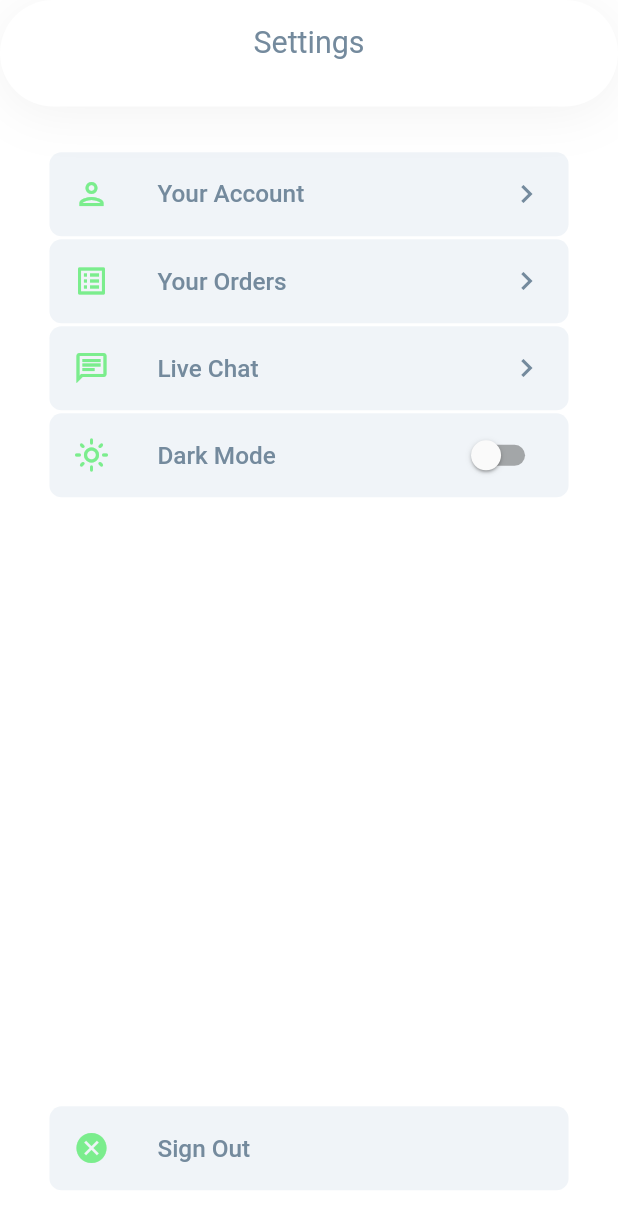
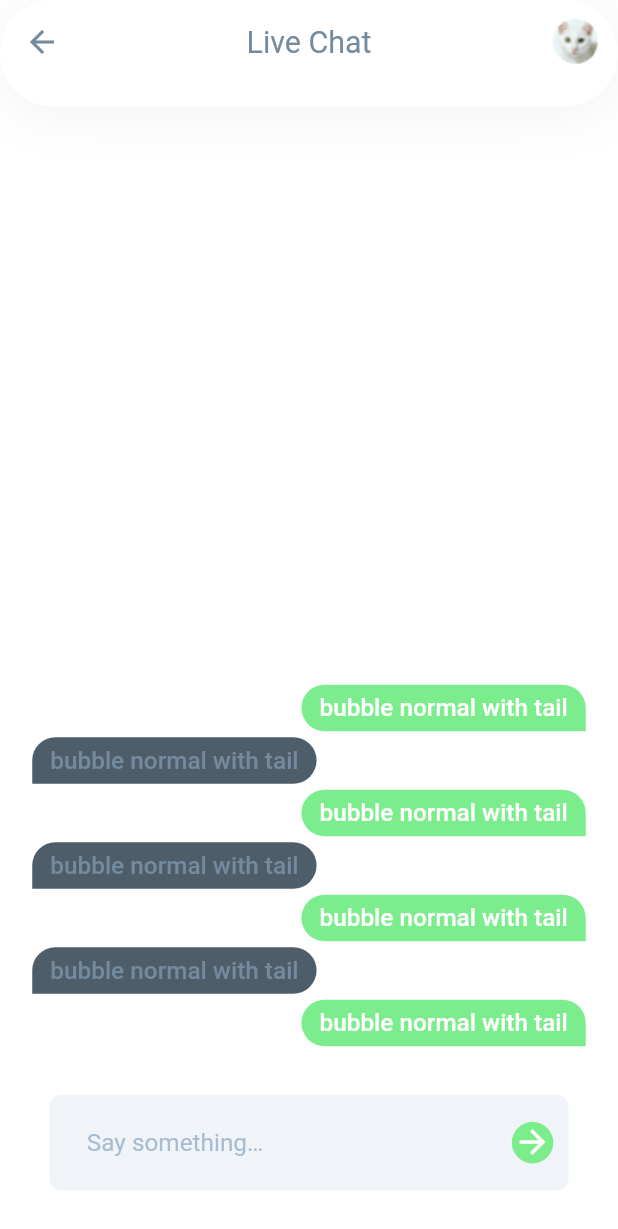
Before and after one commit to applevinc/fresh_food, a Flutter app: the SettingsScreen screen opened directly, after a tap on "Live Chat", on a phone screen of 412 x 824 dp. Shown: the top 1229 px of the screen. Run offline on Flutter 3.47's test engine with Material 2 defaults, Android fonts, the light colour scheme and no system bars; drawn by our look-alikes of chat_bubbles; our stand-ins replace bubble_tab_indicator, dio, flutter_screenutil, get_it, tuple.

Commit message:
added live chat screen

```diff
--- a/lib/src/core/assets/images.dart
+++ b/lib/src/core/assets/images.dart
@@ -9,4 +9,5 @@ class AppImages {
   static const String checkbox = "assets/images/checkbox.png";
   static const String unCheckbox = "assets/images/uncheckbox.png";
   static const String debitCard = "assets/images/debit-card.png";
+  static const String cat = "assets/images/cat.png";
 }
--- a/lib/src/core/widgets/appbar.dart
+++ b/lib/src/core/widgets/appbar.dart
@@ -72,15 +72,19 @@ class TabBarContainer extends StatelessWidget implements PreferredSizeWidget {
 }
 
 class CustomAppBar1 extends StatelessWidget implements PreferredSizeWidget {
-  const CustomAppBar1(
-      {Key key, @required this.title, this.automaticallyImplyLeading = false})
-      : super(key: key);
+  const CustomAppBar1({
+    Key key,
+    @required this.title,
+    this.automaticallyImplyLeading = false,
+    this.actions,
+  }) : super(key: key);
 
   @override
   Size get preferredSize => Size.fromHeight(70.h);
 
   final String title;
   final bool automaticallyImplyLeading;
+  final List<Widget> actions;
 
   @override
   Widget build(BuildContext context) {
@@ -89,6 +93,7 @@ class CustomAppBar1 extends StatelessWidget implements PreferredSizeWidget {
       child: CustomAppBar(
         title: title,
         automaticallyImplyLeading: automaticallyImplyLeading,
+        actions: actions,
       ),
     );
   }
--- a/lib/src/core/widgets/textfield.dart
+++ b/lib/src/core/widgets/textfield.dart
@@ -5,10 +5,12 @@ class CustomTextFormField extends StatelessWidget {
     Key key,
     @required this.hintText,
     this.prefixIcon,
+    this.surfixIcon,
   }) : super(key: key);
 
   final String hintText;
   final Widget prefixIcon;
+  final Widget surfixIcon;
 
   @override
   Widget build(BuildContext context) {
@@ -16,6 +18,7 @@ class CustomTextFormField extends StatelessWidget {
       decoration: InputDecoration(
         hintText: hintText,
         prefixIcon: prefixIcon,
+        suffixIcon: surfixIcon,
       ),
       // The validator receives the text that the user has entered.
       // validator: (value) {
--- /dev/null
+++ b/lib/src/settings/view/screens/live_chat/components/enter_message_field.dart
@@ -0,0 +1,37 @@
+import 'package:flutter/material.dart';
+import 'package:flutter_screenutil/flutter_screenutil.dart';
+import 'package:fresh_food_ui/src/core/style/colors.dart';
+import 'package:fresh_food_ui/src/core/widgets/textfield.dart';
+
+class EnterMessageField extends StatelessWidget {
+  const EnterMessageField({
+    Key key,
+  }) : super(key: key);
+
+  @override
+  Widget build(BuildContext context) {
+    return Padding(
+      padding: EdgeInsets.only(left: 30.w, right: 30.w, bottom: 30.h),
+      child: CustomTextFormField(
+        hintText: 'Say something…',
+        surfixIcon: GestureDetector(
+          onTap: () {
+            // SEND MESSAGE
+          },
+          child: Container(
+            margin: EdgeInsets.all(10.sp),
+            decoration: BoxDecoration(
+              color: AppColors.green,
+              shape: BoxShape.circle,
+            ),
+            child: Icon(
+              Icons.arrow_forward,
+              color: Colors.white,
+              size: 25.sp,
+            ),
+          ),
+        ),
+      ),
+    );
+  }
+}
--- /dev/null
+++ b/lib/src/settings/view/screens/live_chat/components/message_stream.dart
@@ -0,0 +1,41 @@
+import 'package:chat_bubbles/chat_bubbles.dart';
+import 'package:flutter/material.dart';
+import 'package:flutter_screenutil/flutter_screenutil.dart';
+import 'package:fresh_food_ui/src/core/style/colors.dart';
+
+class MessageStream extends StatelessWidget {
+  const MessageStream({
+    Key key,
+  }) : super(key: key);
+
+  @override
+  Widget build(BuildContext context) {
+    return Expanded(
+      child: ListView.builder(
+        padding: EdgeInsets.symmetric(horizontal: 5.w, vertical: 30.h),
+        reverse: true,
+        itemCount: 7,
+        itemBuilder: (BuildContext context, int index) {
+          if (index % 2 == 0) {
+            return BubbleNormal(
+              text: 'bubble normal with tail',
+              isSender: true,
+              color: AppColors.green,
+              tail: true,
+              textStyle:
+                  Theme.of(context).textTheme.bodyText1.copyWith(color: Colors.white),
+            );
+          }
+
+          return BubbleNormal(
+            text: 'bubble normal with tail',
+            isSender: false,
+            color: AppColors.dark_grey,
+            tail: true,
+            textStyle: Theme.of(context).textTheme.bodyText1,
+          );
+        },
+      ),
+    );
+  }
+}
--- /dev/null
+++ b/lib/src/settings/view/screens/live_chat/live_chat.dart
@@ -0,0 +1,28 @@
+import 'package:flutter/material.dart';
+import 'package:fresh_food_ui/src/core/assets/images.dart';
+import 'package:fresh_food_ui/src/core/widgets/appbar.dart';
+import 'package:fresh_food_ui/src/settings/view/screens/live_chat/components/enter_message_field.dart';
+import 'package:fresh_food_ui/src/settings/view/screens/live_chat/components/message_stream.dart';
+
+class LiveChatScreen extends StatelessWidget {
+  const LiveChatScreen({Key key}) : super(key: key);
+
+  @override
+  Widget build(BuildContext context) {
+    return Scaffold(
+      appBar: CustomAppBar1(
+        title: 'Live Chat',
+        automaticallyImplyLeading: true,
+        actions: [
+          Image.asset(AppImages.cat),
+        ],
+      ),
+      body: Column(
+        children: [
+          MessageStream(),
+          EnterMessageField(),
+        ],
+      ),
+    );
+  }
+}
--- a/lib/src/settings/view/screens/settings.dart
+++ b/lib/src/settings/view/screens/settings.dart
@@ -3,6 +3,7 @@ import 'package:fresh_food_ui/src/core/style/colors.dart';
 import 'package:fresh_food_ui/src/core/style/constants.dart';
 import 'package:fresh_food_ui/src/core/widgets/appbar.dart';
 import 'package:flutter_screenutil/flutter_screenutil.dart';
+import 'package:fresh_food_ui/src/settings/view/screens/live_chat/live_chat.dart';
 import 'package:fresh_food_ui/src/settings/view/screens/your_account/your_account.dart';
 import 'package:fresh_food_ui/src/settings/view/screens/your_orders/your_orders.dart';
 
@@ -49,7 +50,14 @@ class SettingsScreen extends StatelessWidget {
                   CustomListTile(
                     title: 'Live Chat',
                     leading: Icons.chat_outlined,
-                    onTap: () {},
+                    onTap: () {
+                      Navigator.push(
+                        context,
+                        MaterialPageRoute(
+                          builder: (_) => LiveChatScreen(),
+                        ),
+                      );
+                    },
                   ),
                   SizedBox(height: 2.h),
                   CustomListTile(
--- a/pubspec.yaml
+++ b/pubspec.yaml
@@ -32,6 +32,7 @@ dependencies:
   get_it: ^7.2.0
   bubble_tab_indicator: ^0.1.5
   tuple: ^2.0.0
+  chat_bubbles: ^1.1.0
 
 dev_dependencies:
   flutter_test:
```
Also changed, not shown: pubspec.lock.
